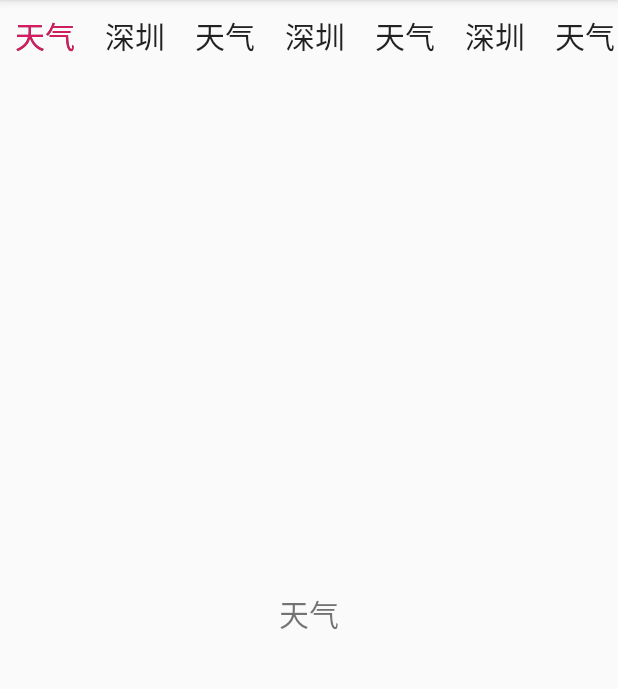
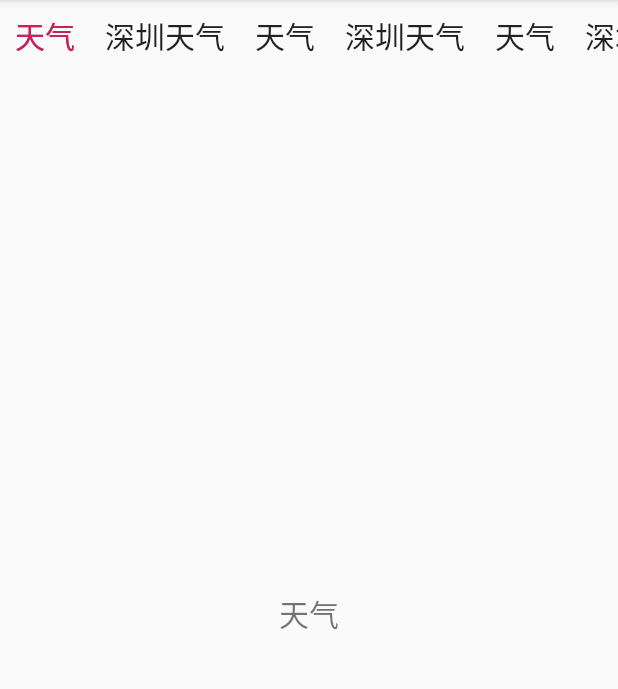
Before and after one commit to Doikki/DKWidget, an Android app: the TestTrackColorActivity screen opened directly, with no data from a screen before it, on a phone screen of 412 x 824 dp, the part 84-773 px from its top. Run offline under Robolectric (Android 15) with nearby library versions, the phone set to English and light mode, and no system bars.

Commit message:
改进tab联动效果

```diff
--- a/app/src/main/res/layout/activity_test_text_color.xml
+++ b/app/src/main/res/layout/activity_test_text_color.xml
@@ -25,7 +25,7 @@
             <com.dueeeke.customviewcollect.trackcolor.ColorTrackTextView
                 android:layout_width="wrap_content"
                 android:layout_height="wrap_content"
-                android:text="深圳"
+                android:text="深圳天气"
                 android:textSize="20dp"
                 android:padding="10dp"
                 app:trackColor="@color/colorAccent"/>
@@ -39,7 +39,7 @@
             <com.dueeeke.customviewcollect.trackcolor.ColorTrackTextView
                 android:layout_width="wrap_content"
                 android:layout_height="wrap_content"
-                android:text="深圳"
+                android:text="深圳天气"
                 android:textSize="20dp"
                 android:padding="10dp"
                 app:trackColor="@color/colorAccent"/>
@@ -61,7 +61,7 @@
             <com.dueeeke.customviewcollect.trackcolor.ColorTrackTextView
                 android:layout_width="wrap_content"
                 android:layout_height="wrap_content"
-                android:text="天气"
+                android:text="天气天气"
                 android:textSize="20dp"
                 android:padding="10dp"
                 app:trackColor="@color/colorAccent"/>
@@ -75,7 +75,7 @@
             <com.dueeeke.customviewcollect.trackcolor.ColorTrackTextView
                 android:layout_width="wrap_content"
                 android:layout_height="wrap_content"
-                android:text="天气"
+                android:text="天气天气"
                 android:textSize="20dp"
                 android:padding="10dp"
                 app:trackColor="@color/colorAccent"/>
```
Also changed, not shown: app/build.gradle (+4 -3 lines), app/src/main/java/com/dueeeke/customviewcollect/trackcolor/TestTrackColorActivity.java (+9 -8 lines).
